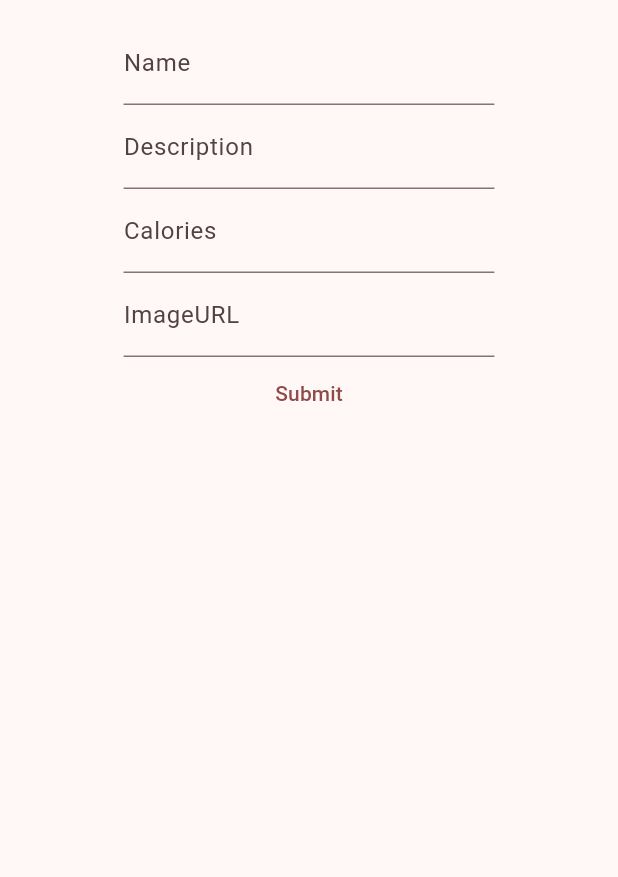
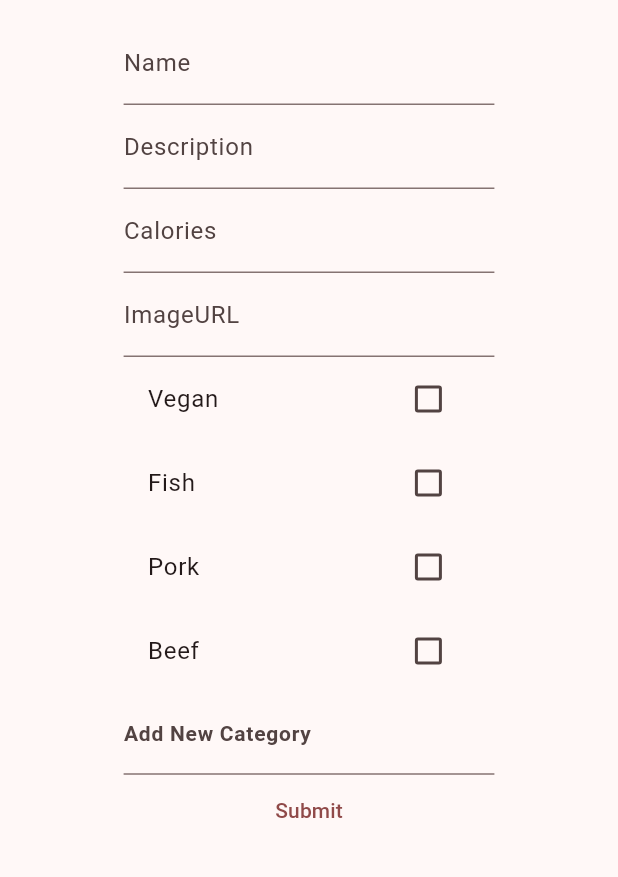
Before and after one commit to Junkfood-dk/JunkFoodAdmin, a Flutter app: the screen it shows after launch, after a tap on "Post dish", on a phone screen of 412 x 824 dp, the part 63-940 px from its top. Run offline on Flutter 3.47's test engine with Material 3 defaults, Android fonts, the phone set to English and light mode, and no system bars; our stand-ins replace supabase_flutter; missing offline and left inert: supabase_auth_ui; accounts and stored records are empty.

Commit message:
- Added ability to toggle default categories for each dish - Added ability to create new custom categories - DB fetching and inserting for Categories table - Added some error handling for fetching and inserting

```diff
--- /dev/null
+++ b/lib/model/category_model.dart
@@ -0,0 +1,14 @@
+class CategoryModel {
+  String name;
+  CategoryModel({required this.name});
+
+  Map<String, dynamic> toJson() {
+    return {'category_name': name};
+  }
+
+  static CategoryModel fromJson(Map<String, dynamic> json) {
+    return CategoryModel(
+      name: json["category_name"] as String,
+    );
+  }
+}
--- a/lib/pages/post_dish_page.dart
+++ b/lib/pages/post_dish_page.dart
@@ -1,3 +1,5 @@
+import 'package:chefapp/main.dart';
+import 'package:chefapp/model/category_model.dart';
 import 'package:chefapp/model/dish_of_the_day_model.dart';
 import 'package:flutter/material.dart';
 import 'package:flutter/services.dart';
@@ -66,11 +68,71 @@ class PostDishPage extends StatelessWidget {
                               }
                             },
                           )),
+                  Consumer<PostDishPageState>(
+                      builder: (context, state, _) {
+                        return Column(
+                          children: state.categoryToggles.keys.map((categoryName) {
+                            return CheckboxListTile(
+                              title: Text(categoryName),
+                              value: state.categoryToggles[categoryName],
+                              onChanged: (bool? newValue) {
+                                state.toggleCategory(categoryName);
+                              },
+                            );
+                          }).toList(),
+                        );
+                      },
+                    ),
+                  Consumer<PostDishPageState>(
+                    builder: (context, state, _) {
+                      return Column(
+                        children: [
+                          FutureBuilder<List<CategoryModel>>(
+                            future: state.fetchCategories(),
+                            builder: (context, snapshot) {
+                              if (snapshot.connectionState ==
+                                  ConnectionState.waiting) {
+                                return const CircularProgressIndicator();
+                              }
+                              if (!snapshot.hasData) {
+                                return const Text("No categories available");
+                              }
+                              final categoryChips = state.selectedCategories
+                                  .map((category) => Chip(
+                                        label: Text(category.name),
+                                        onDeleted: () =>
+                                            state.removeCategory(category.name),
+                                      ))
+                                  .toList();
+                              return Wrap(
+                                spacing: 8.0,
+                                children: categoryChips,
+                              );
+                            },
+                          ),
+                          TextFormField(
+                            decoration: InputDecoration(
+                              labelText: "Add New Category",
+                              labelStyle: labelText,
+                            ),
+                            onFieldSubmitted: (value) {
+                              if (value.isNotEmpty) {
+                                state.saveNewCategory(value);
+                                state.addCategory(value);
+                              }
+                            },
+                          )
+                        ],
+                      );
+                    },
+                  ),
                   Consumer2<DishOfTheDayModel, PostDishPageState>(
                       builder: (context, dishOfTheDayModel, state, _) =>
                           TextButton(
                               onPressed: () {
                                 if (_formKey.currentState!.validate()) {
+                                  final selectedCategories = state.getSelectedCategories();
+                                  selectedCategories.addAll(state.selectedCategories.map((category) => category.name));
                                   dishOfTheDayModel.postDishOfTheDay(
                                       state.title,
                                       state.description,
@@ -98,6 +160,7 @@ class PostDishPageState extends ChangeNotifier {
   String description = "";
   int calories = 0;
   String imageUrl = "";
+  List<CategoryModel> selectedCategories = [];
 
   void setTitle(String newValue) {
     title = newValue;
@@ -122,4 +185,78 @@ class PostDishPageState extends ChangeNotifier {
     imageUrl = newValue;
     notifyListeners();
   }
+
+  void addCategory(String categoryName) {
+    CategoryModel category = CategoryModel(name: categoryName);
+    if (!selectedCategories.any((c) => c.name == categoryName)) {
+      selectedCategories.add(category);
+      notifyListeners();
+    }
+  }
+
+  void removeCategory(String categoryName) {
+    selectedCategories.removeWhere((category) => category.name == categoryName);
+    notifyListeners();
+  }
+
+  Future<List<CategoryModel>> fetchCategories() async {
+    try {
+      final response =
+          await supabase.from("Categories").select("category_name");
+
+      final List<CategoryModel> categories = List<CategoryModel>.from(
+          response.map((categoryData) =>
+              CategoryModel.fromJson({'name': categoryData['category_name']})));
+
+      return categories;
+    } catch (error) {
+      debugPrint("Error fetching categories: $error");
+      return [];
+    }
+  }
+
+  Future<void> saveNewCategory(String categoryName) async {
+    final category = CategoryModel(name: categoryName);
+
+    try {
+      final response =
+          await supabase.from("Categories").insert(category.toJson());
+
+      if (response['error'] != null) {
+        debugPrint("Error saving new category: ${response['error']}");
+        throw Exception("Failed to save new category: ${response['error']}");
+      } else {
+        debugPrint("New category saved successfully");
+        final data = response['data'];
+        if (data != null && data is List && data.isNotEmpty) {
+          selectedCategories.add(CategoryModel.fromJson(data[0]));
+        }
+        notifyListeners();
+      }
+    } catch (error) {
+      debugPrint("Error saving new category: $error");
+      throw Exception("Failed to save new category: $error");
+    }
+  }
+
+  final Map<String, bool> categoryToggles = {
+    "Vegan": false,
+    "Fish": false,
+    "Pork": false,
+    "Beef": false,
+  };
+
+  void toggleCategory(String categoryName) {
+    if (categoryToggles.containsKey(categoryName)) {
+      categoryToggles[categoryName] = !categoryToggles[categoryName]!;
+      notifyListeners();
+    }
+  }
+
+  List<String> getSelectedCategories() {
+    return categoryToggles.entries
+      .where((entry) => entry.value)
+      .map((entry) => entry.key)
+      .toList();
+  }
 }
```
